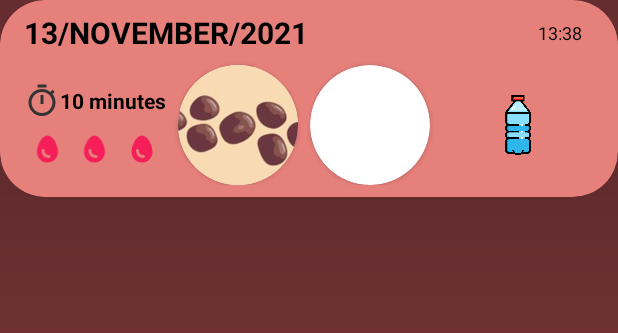
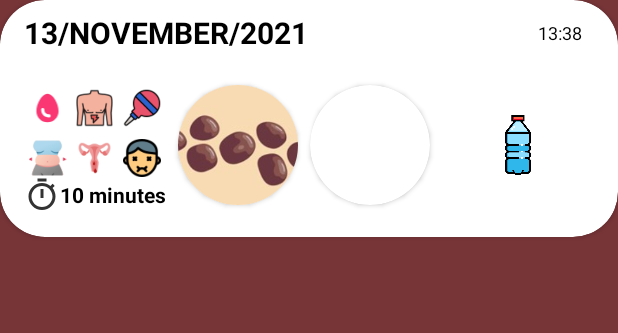
Before and after one commit to BakedDeveloper/PloApp, an Android app: the layout fragment_poo_item.xml on its own in the app's theme, with its tools: preview values and no code run, on a phone screen of 412 x 824 dp. Shown: the top 333 px of the screen. Run offline under Robolectric (Android 15) with nearby library versions, the light colour scheme and no system bars.

Commit message:
RecyclerView come una volta. impostazioni come le vuole silvia

```diff
--- a/app/src/main/java/it/aton/android/ploapp/ui/statistics/PooListViewModel.java
+++ b/app/src/main/java/it/aton/android/ploapp/ui/statistics/PooListViewModel.java
@@ -31,6 +31,7 @@ public class PooListViewModel extends AndroidViewModel {
         loadPoos();
     }
 
+
     private void loadPoos() {
         compositeDisposable.add(pooRepository.getAllPoos()
                 .subscribeOn(Schedulers.io())
--- /dev/null
+++ b/app/src/main/res/drawable/statistics_item_background.xml
@@ -0,0 +1,6 @@
+<?xml version="1.0" encoding="utf-8"?>
+<selector xmlns:android="http://schemas.android.com/apk/res/android">
+
+    <item android:drawable="@color/activated_item_background" android:state_activated="true" />
+    <item android:drawable="@color/item_background" />
+</selector>
--- a/app/src/main/res/layout/fragment_poo_item.xml
+++ b/app/src/main/res/layout/fragment_poo_item.xml
@@ -6,10 +6,10 @@
     android:layout_width="match_parent"
     android:layout_height="wrap_content"
     android:layout_marginBottom="10dp"
-    android:backgroundTint="#E6807B"
     android:orientation="horizontal"
-    app:cardCornerRadius="30dp"
-    app:cardElevation="100dp">
+    app:cardCornerRadius="30dp">
+    <!--    android:background="@drawable/statistics_item_background"-->
+
 
     <androidx.constraintlayout.widget.ConstraintLayout
         android:layout_width="match_parent"
@@ -53,6 +53,80 @@
             app:layout_constraintStart_toStartOf="parent"
             app:layout_constraintTop_toBottomOf="@+id/poo_item_date">
 
+            <LinearLayout
+                android:id="@+id/layout_blood"
+                android:layout_width="match_parent"
+                android:layout_height="match_parent"
+                android:layout_marginTop="8dp"
+                android:orientation="horizontal"
+                android:visibility="gone"
+                tools:visibility="visible">
+
+                <ImageView
+                    android:id="@+id/poo_item_blood"
+                    android:layout_width="25dp"
+                    android:layout_height="25dp"
+                    android:layout_weight="1"
+                    android:visibility="gone"
+                    app:srcCompat="@drawable/icon_blood"
+                    tools:visibility="visible" />
+
+                <ImageView
+                    android:id="@+id/poo_item_pain"
+                    android:layout_width="25dp"
+                    android:layout_height="25dp"
+                    android:layout_weight="1"
+                    android:visibility="gone"
+                    app:srcCompat="@drawable/crampi"
+                    tools:visibility="visible" />
+
+                <ImageView
+                    android:id="@+id/poo_item_enema"
+                    android:layout_width="25dp"
+                    android:layout_height="25dp"
+                    android:layout_weight="1"
+                    android:visibility="gone"
+                    app:srcCompat="@drawable/enema"
+                    tools:visibility="visible" />
+            </LinearLayout>
+
+            <LinearLayout
+                android:id="@+id/layout_ciclo"
+                android:layout_width="match_parent"
+                android:layout_height="match_parent"
+                android:layout_marginTop="8dp"
+                android:orientation="horizontal"
+                android:visibility="gone"
+                tools:visibility="visible">
+
+                <ImageView
+                    android:id="@+id/poo_item_gonfiore"
+                    android:layout_width="25dp"
+                    android:layout_height="25dp"
+                    android:layout_weight="1"
+                    android:visibility="gone"
+                    app:srcCompat="@drawable/gonfiore2"
+                    tools:visibility="visible" />
+
+                <ImageView
+                    android:id="@+id/poo_item_ciclo"
+                    android:layout_width="25dp"
+                    android:layout_height="25dp"
+                    android:layout_weight="1"
+                    android:visibility="gone"
+                    app:srcCompat="@drawable/ciclo"
+                    tools:visibility="visible" />
+
+                <ImageView
+                    android:id="@+id/poo_item_nausea"
+                    android:layout_width="25dp"
+                    android:layout_height="25dp"
+                    android:layout_weight="1"
+                    android:visibility="gone"
+                    app:srcCompat="@drawable/nausea1"
+                    tools:visibility="visible" />
+            </LinearLayout>
+
             <TextView
                 android:id="@+id/poo_item_session_time"
                 android:layout_width="wrap_content"
@@ -62,39 +136,6 @@
                 app:drawableLeftCompat="@drawable/icon_cronometer"
                 tools:text="10 minutes" />
 
-            <LinearLayout
-                android:layout_width="match_parent"
-                android:layout_height="match_parent"
-                android:layout_marginTop="8dp"
-                android:orientation="horizontal">
-
-                <ImageView
-                    android:id="@+id/poo_item_blood"
-                    android:layout_width="wrap_content"
-                    android:layout_height="wrap_content"
-                    android:layout_weight="1"
-                    android:visibility="gone"
-                    app:srcCompat="@drawable/icon_blood"
-                    tools:visibility="visible" />
-
-                <ImageView
-                    android:id="@+id/poo_item_enema"
-                    android:layout_width="wrap_content"
-                    android:layout_height="wrap_content"
-                    android:layout_weight="1"
-                    android:visibility="gone"
-                    app:srcCompat="@drawable/icon_blood"
-                    tools:visibility="visible" />
-
-                <ImageView
-                    android:id="@+id/poo_item_pain"
-                    android:layout_width="wrap_content"
-                    android:layout_height="wrap_content"
-                    android:layout_weight="1"
-                    android:visibility="gone"
-                    app:srcCompat="@drawable/icon_blood"
-                    tools:visibility="visible" />
-            </LinearLayout>
         </LinearLayout>
 
         <androidx.cardview.widget.CardView
--- a/app/src/main/res/values/colors.xml
+++ b/app/src/main/res/values/colors.xml
@@ -2,6 +2,9 @@
 <resources>
     <color name="background">#9CABBC73</color>
     <color name="surface">#783538</color>
+
+    <color name='item_background'>#E36877</color>
+    <color name='activated_item_background'>#E6807B</color>
 
     <color name="purple_200">#FFBB86FC</color>
     <color name="purple_500">#FF6200EE</color>
```
Also changed, not shown: app/src/main/java/it/aton/android/ploapp/data/local/model/Poo.java (+13 -0 lines), app/src/main/java/it/aton/android/ploapp/ui/statistics/MyPooRecyclerViewAdapter.java (+76 -31 lines), app/src/main/java/it/aton/android/ploapp/ui/statistics/PooListFragment.java (+25 -1 lines), app/src/main/res/layout/newpoo_option_choice_silvia.xml (+25 -11 lines).
